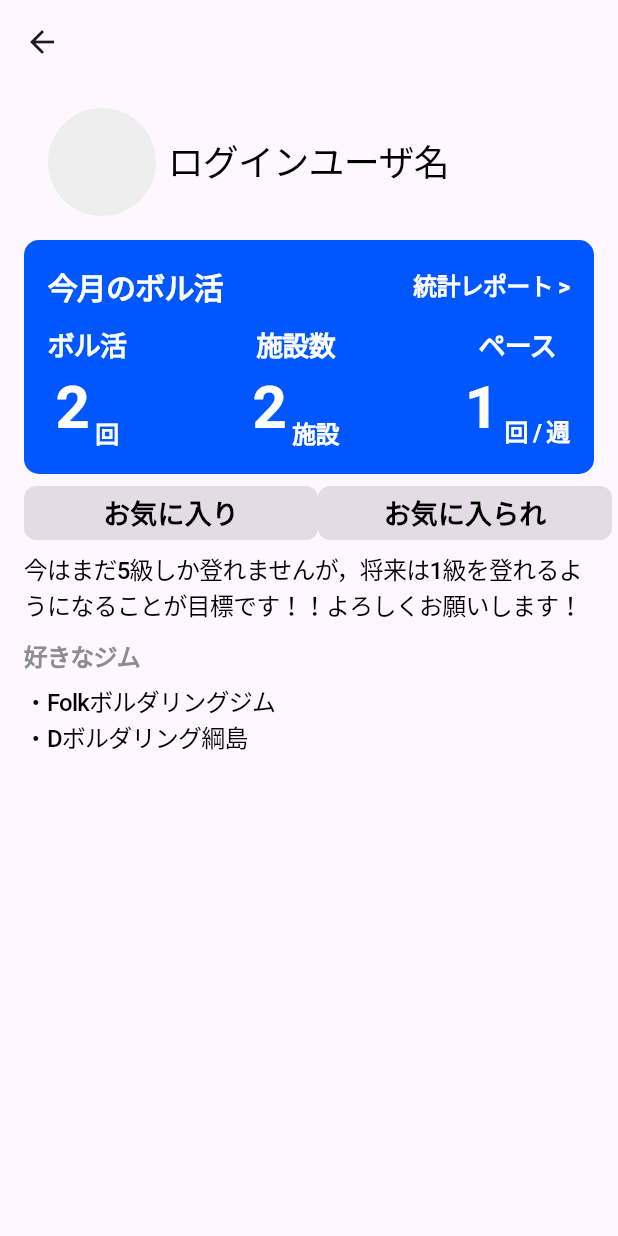
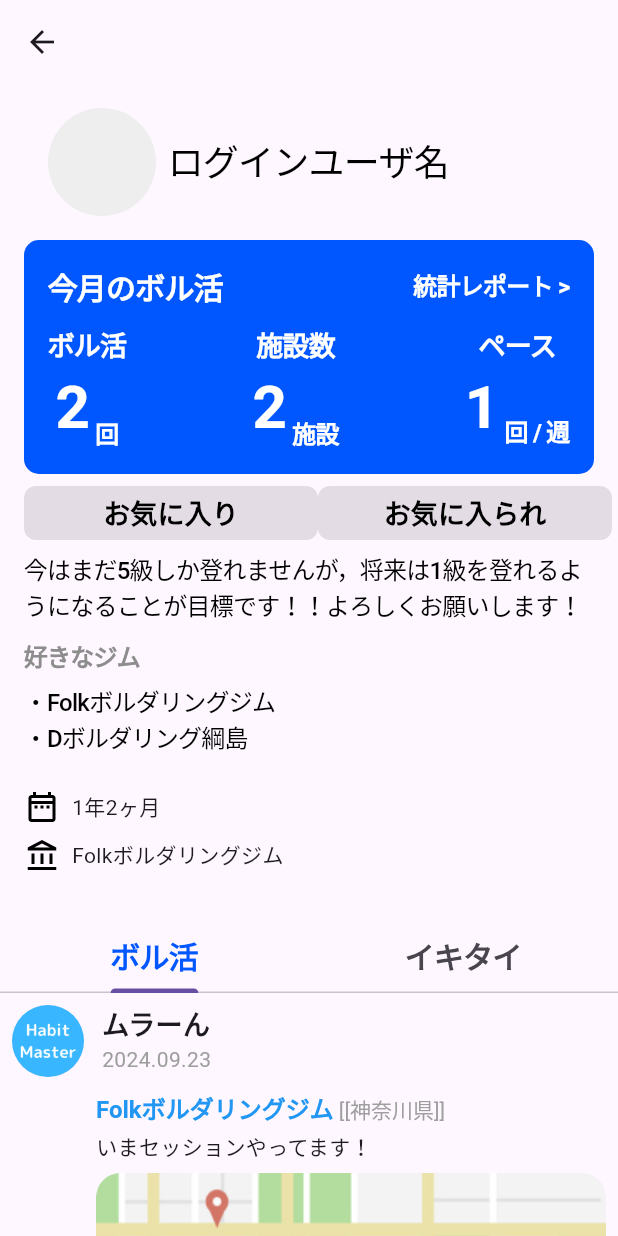
Before and after one commit to MRIkaito/bouldering_app, a Flutter app: the LoginedMyPage screen opened directly, on a phone screen of 412 x 824 dp. Run offline on Flutter 3.47's test engine with Material 3 defaults, Android fonts, the phone set to English and light mode, and no system bars; our stand-ins replace auto_route, flutter_riverpod, flutter_svg, google_fonts; project files that could hold a hidden picture were left out.

Commit message:
ログイン時マイページのViewを実装

```diff
--- /dev/null
+++ b/lib/view/components/boul_log.dart
@@ -0,0 +1,153 @@
+import 'package:flutter/material.dart';
+
+class BoulLog extends StatelessWidget {
+  final String userName;
+  //final String userRole;
+  final String date;
+  final String gymName;
+  final String gymLocation;
+  final String activity;
+  // final String userIconUrl;
+  // final String imageUrl;
+
+  const BoulLog({
+    super.key,
+    /* 本来はすべて必要・・・本番では下記のrequiredをつける */
+    // required this.userName,
+    // required this.userRole,
+    // required this.date,
+    // required this.gymName,
+    // required this.gymLocation,
+    // required this.activity,
+    // required this.userIconUrl,
+    // required this.imageUrl,
+
+    // デモ用：userIconUrl, imageUrlは，設定する必要あり．今はただの◯とか写真をベタ書きで設定
+    this.userName = 'ムラーん',
+    // this.userRole,
+    this.date = '2024.09.23',
+    this.gymName = 'Folkボルダリングジム',
+    this.gymLocation = '[神奈川県]',
+    this.activity = 'いまセッションやってます！',
+    // this.userIconUrl,
+    // this.imageUrl,
+  });
+
+  @override
+  Widget build(BuildContext context) {
+    return Padding(
+      padding: const EdgeInsets.all(8.0),
+      child: Column(
+        crossAxisAlignment: CrossAxisAlignment.start,
+        children: [
+          Row(
+            crossAxisAlignment: CrossAxisAlignment.start,
+            children: [
+              // 丸いアイコン部分
+              const CircleAvatar(
+                radius: 24,
+                // backgroundImage: NetworkImage(userIconUrl),    // 本番はDBから取得したアイコンを表示
+                backgroundImage:
+                    AssetImage("lib/view/assets/test_user_icon.png"),
+              ),
+              const SizedBox(width: 12),
+              // ユーザー名と日付
+              Expanded(
+                child: Column(
+                  crossAxisAlignment: CrossAxisAlignment.start,
+                  children: [
+                    Text(
+                      userName,
+                      style: const TextStyle(
+                        fontSize: 18,
+                        fontWeight: FontWeight.bold,
+                      ),
+                    ),
+                    Text(
+                      date,
+                      style: const TextStyle(
+                        fontSize: 14,
+                        color: Colors.grey,
+                      ),
+                    ),
+                  ],
+                ),
+              ),
+            ],
+          ),
+          const SizedBox(height: 8),
+          Padding(
+            padding: const EdgeInsets.only(left: 56.0),
+            child: Column(
+              crossAxisAlignment: CrossAxisAlignment.start,
+              children: [
+                // ジム名と場所
+                RichText(
+                  text: TextSpan(
+                    children: [
+                      TextSpan(
+                        text: gymName,
+                        style: const TextStyle(
+                          fontSize: 16,
+                          color: Colors.blue,
+                          fontWeight: FontWeight.w600,
+                        ),
+                      ),
+                      TextSpan(
+                        text: " [$gymLocation]",
+                        style: const TextStyle(
+                          fontSize: 14,
+                          color: Colors.grey,
+                        ),
+                      ),
+                    ],
+                  ),
+                ),
+                const SizedBox(height: 4),
+                // 活動内容
+                Text(
+                  activity,
+                  style: const TextStyle(
+                    fontSize: 14,
+                  ),
+                ),
+                const SizedBox(height: 8),
+                // 活動の画像
+                // 下記，本番用
+                // Image.network(
+                //   imageUrl,
+                //   height: 150,
+                //   width: double.infinity,
+                //   fit: BoxFit.cover,
+                // ),
+                // 下記，ここからデモ用
+                Container(
+                  width: 359,
+                  height: 136,
+                  decoration: ShapeDecoration(
+                    image: const DecorationImage(
+                      image: AssetImage("lib/view/assets/map_image.png"),
+                      fit: BoxFit.fill,
+                    ),
+                    shape: RoundedRectangleBorder(
+                      borderRadius: BorderRadius.circular(16),
+                    ),
+                  ),
+                ),
+                // ここまでデモ用
+              ],
+            ),
+          ),
+          // 下線
+          const SizedBox(height: 8),
+          // 下線部分
+          Container(
+            width: MediaQuery.of(context).size.width - 16,
+            height: 1,
+            color: Color(0xFFB1B1B1),
+          ),
+        ],
+      ),
+    );
+  }
+}
--- a/lib/view/pages/logined_my_page.dart
+++ b/lib/view/pages/logined_my_page.dart
@@ -1,27 +1,38 @@
+import 'package:bouldering_app/view/components/boul_log.dart';
+import 'package:bouldering_app/view/components/gim_card.dart';
 import 'package:bouldering_app/view/components/button.dart';
 import 'package:bouldering_app/view/components/this_month_boul_log.dart';
 import 'package:bouldering_app/view/components/user_logo_and_name.dart';
 import 'package:flutter/material.dart';
+import 'package:flutter_svg/svg.dart';
 
 class LoginedMyPage extends StatelessWidget {
   const LoginedMyPage({super.key});
 
   @override
   Widget build(BuildContext context) {
-    return Scaffold(
+    return DefaultTabController(
+      length: 2, // タブの数(SwitcherTab内のタブ数と一致する)
+      child: Scaffold(
         appBar: AppBar(),
         body: SafeArea(
-        child: SingleChildScrollView(
-          padding: EdgeInsets.all(16.0),
+          child: NestedScrollView(
+            headerSliverBuilder:
+                (BuildContext context, bool innerBoxIsScrolled) {
+              return [
+                SliverToBoxAdapter(
+                  child: Padding(
+                    padding: const EdgeInsets.all(16.0),
                     child: Column(
                       crossAxisAlignment: CrossAxisAlignment.start,
                       children: [
                         // ユーザ欄
-              UserLogoAndName(userName: 'ログインユーザ名'), // 取得したユーザ名を表示
+                        const UserLogoAndName(
+                            userName: 'ログインユーザ名'), // 取得したユーザ名を表示
                         const SizedBox(height: 16),
 
                         // ボル活
-              ThisMonthBoulLog(), // 各ユーザのボル活を下に計算して表示
+                        const ThisMonthBoulLog(), // 各ユーザのボル活を下に計算して表示
                         const SizedBox(height: 8),
 
                         // お気に入り・お気に入られ
@@ -104,14 +115,109 @@ class LoginedMyPage extends StatelessWidget {
                         ),
 
                         // ボル活歴
-              Row(),
+                        Row(children: [
+                          SvgPicture.asset(
+                            'lib/view/assets/date_range.svg',
+                          ),
+                          const SizedBox(width: 8),
+                          const Text("1年2ヶ月"), // ユーザのボル活歴を取得
+                        ]),
 
+                        const SizedBox(height: 8),
                         // ホームジム
-              Row(),
+                        Row(children: [
+                          SvgPicture.asset(
+                            'lib/view/assets/home_gim_icon.svg',
+                          ),
+                          const SizedBox(width: 8),
+                          const Text("Folkボルダリングジム") // ユーザのホームジムを取得
+                        ]),
+
+                        const SizedBox(height: 16),
                       ],
+                    ),
+                  ),
+                ),
+                SliverPersistentHeader(
+                  pinned: true,
+                  delegate: _SliverAppBarDelegate(
+                    const TabBar(
+                      tabs: [
+                        Tab(text: "ボル活"),
+                        Tab(text: "イキタイ"),
+                      ],
+                      labelStyle: TextStyle(
+                        color: Color(0xFF0056FF),
+                        fontSize: 20,
+                        fontFamily: 'Roboto',
+                        fontWeight: FontWeight.w900,
+                        height: 1.4,
+                        letterSpacing: -0.50,
+                      ),
+                    ),
+                  ),
+                ),
+              ];
+            },
+            body: TabBarView(
+              children: [
+                // ボル活タブのコンテンツ例
+                // ListView.builder(
+                //   itemCount: 20,
+                //   itemBuilder: (context, index) {
+                //     return ListTile(
+                //       title: Text('ボル活のアイテム ${index + 1}'),
+                //     );
+                //   },
+                // ),
+                ListView.builder(
+                  itemCount: 4,
+                  itemBuilder: (context, index) {
+                    return const BoulLog();
+                  },
+                ),
+                // イキタイタブのコンテンツ
+                // const Center(
+                //   child: Text("イキタイのコンテンツがここに表示されます。"),
+                // ),
+
+                ListView.builder(
+                  itemCount: 4,
+                  itemBuilder: (context, index) {
+                    return const GimCard();
+                  },
+                ),
+              ],
+            ),
           ),
         ),
       ),
     );
   }
 }
+
+class _SliverAppBarDelegate extends SliverPersistentHeaderDelegate {
+  _SliverAppBarDelegate(this._tabBar);
+
+  final TabBar _tabBar;
+
+  @override
+  double get minExtent => _tabBar.preferredSize.height;
+
+  @override
+  double get maxExtent => _tabBar.preferredSize.height;
+
+  @override
+  Widget build(
+      BuildContext context, double shrinkOffset, bool overlapsContent) {
+    return Container(
+      color: Color(0xFFFEF7FF),
+      child: _tabBar,
+    );
+  }
+
+  @override
+  bool shouldRebuild(_SliverAppBarDelegate oldDelegate) {
+    return false;
+  }
+}
--- a/pubspec.yaml
+++ b/pubspec.yaml
@@ -63,6 +63,9 @@ flutter:
     - lib/view/assets/rock_selected.svg
     - lib/view/assets/rock_unselected.svg
     - lib/view/assets/map_image.png
+    - lib/view/assets/date_range.svg
+    - lib/view/assets/home_gim_icon.svg
+    - lib/view/assets/test_user_icon.png
 
   # The following line ensures that the Material Icons font is
   # included with your application, so that you can use the icons in
```
Also changed, not shown: lib/view/components/bouldering.dart (deleted, +0 -50 lines), lib/view/components/gim_card.dart (added, +142 -0 lines), lib/view/components/gim_category.dart (added, +39 -0 lines), lib/view/components/kids.dart (deleted, +0 -50 lines), lib/view/components/lead.dart (deleted, +0 -50 lines), lib/view/components/speed.dart (deleted, +0 -50 lines), lib/view/components/switcher_tab.dart (+6 -2 lines), lib/view/assets/date_range.svg (added), lib/view/assets/home_gim_icon.svg (added), lib/view/assets/test_user_icon.png (added). Lines whose indentation alone changed are shown as unchanged.
